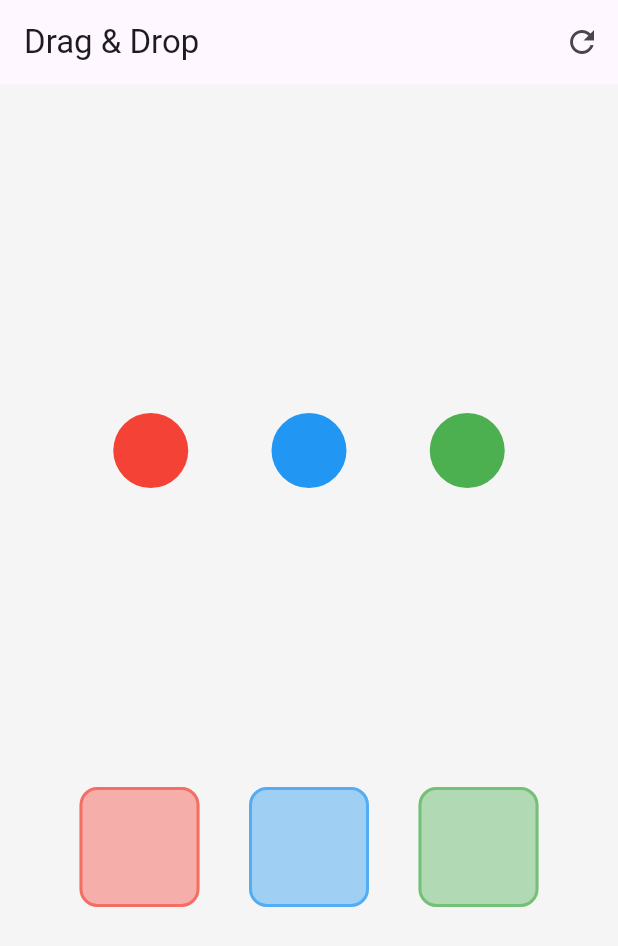
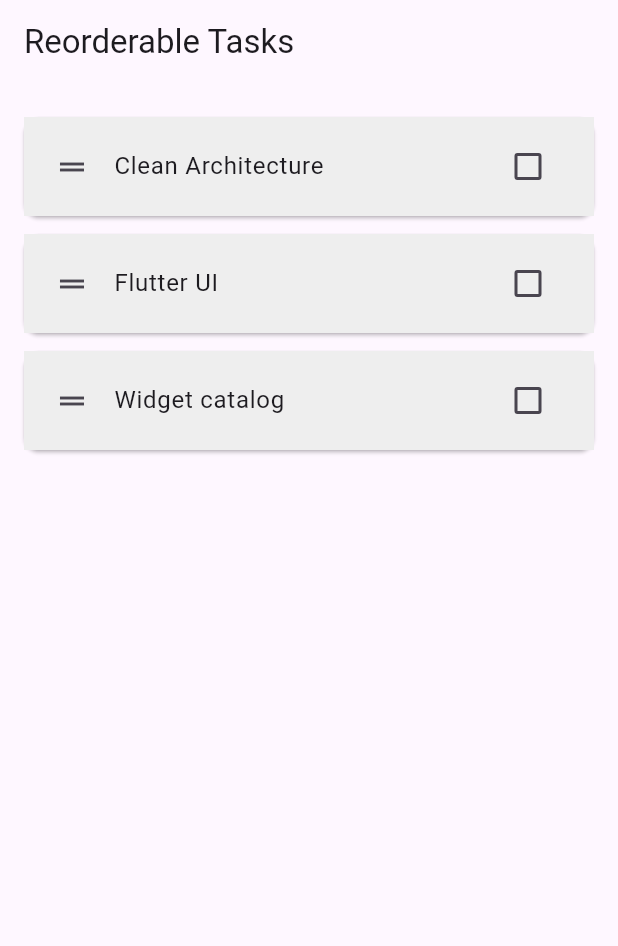
Before and after one commit to osamamohamedr1/3-ui-challenges, a Flutter app: the screen it shows after launch, on a phone screen of 412 x 824 dp. Shown: the top 946 px of the screen. Run offline on Flutter 3.47's test engine with Material 3 defaults, Android fonts, the phone set to English and light mode, and no system bars.

Commit message:
add reoarder_list and dismissible

```diff
--- /dev/null
+++ b/lib/dragable_list/list_item.dart
@@ -0,0 +1,35 @@
+import 'package:flutter/material.dart';
+import 'package:three_ui_challenges/dragable_list/reorderable_list_view.dart';
+
+class ListItem extends StatelessWidget {
+  const ListItem({super.key, required this.task, required this.onToggle});
+
+  final Task task;
+  final VoidCallback onToggle;
+
+  @override
+  Widget build(BuildContext context) {
+    return Card(
+      margin: const EdgeInsets.symmetric(vertical: 6),
+      shape: RoundedRectangleBorder(borderRadius: BorderRadius.circular(10)),
+      child: ListTile(
+        leading: const Icon(Icons.drag_handle),
+        title: Text(
+          task.title,
+          style: TextStyle(
+            decoration: task.isCompleted
+                ? TextDecoration.lineThrough
+                : TextDecoration.none,
+            color: task.isCompleted ? Colors.grey.shade600 : null,
+          ),
+        ),
+        trailing: Checkbox(
+          value: task.isCompleted,
+          onChanged: (_) => onToggle(),
+        ),
+        tileColor: Colors.grey.shade200,
+        contentPadding: const EdgeInsets.symmetric(horizontal: 20, vertical: 5),
+      ),
+    );
+  }
+}
--- /dev/null
+++ b/lib/dragable_list/reorderable_list_view.dart
@@ -0,0 +1,90 @@
+import 'package:flutter/material.dart';
+import 'package:three_ui_challenges/dragable_list/list_item.dart';
+
+class Task {
+  final String title;
+  bool isCompleted;
+
+  Task({required this.title, this.isCompleted = false});
+}
+
+class ReorderableTaskView extends StatefulWidget {
+  const ReorderableTaskView({super.key});
+
+  @override
+  State<ReorderableTaskView> createState() => _ReorderableTaskViewState();
+}
+
+class _ReorderableTaskViewState extends State<ReorderableTaskView> {
+  List<Task> tasks = [
+    Task(title: 'Clean Architecture'),
+    Task(title: 'Flutter UI'),
+    Task(title: 'Widget catalog'),
+  ];
+
+  void _toggleTaskCompletion(int index) {
+    setState(() {
+      tasks[index].isCompleted = !tasks[index].isCompleted;
+    });
+  }
+
+  void _deleteTask(int index) {
+    setState(() {
+      tasks.removeAt(index);
+    });
+  }
+
+  @override
+  Widget build(BuildContext context) {
+    return Scaffold(
+      appBar: AppBar(title: const Text('Reorderable Tasks')),
+      body: ReorderableListView.builder(
+        padding: const EdgeInsets.all(16),
+        itemCount: tasks.length,
+        itemBuilder: (context, index) {
+          return Dismissible(
+            key: ValueKey(tasks[index].title),
+            direction: DismissDirection.endToStart,
+            background: Container(
+              alignment: Alignment.centerRight,
+              padding: const EdgeInsets.symmetric(horizontal: 20),
+              color: Colors.red,
+              child: const Icon(Icons.delete, color: Colors.white, size: 30),
+            ),
+            onDismissed: (direction) {
+              final deletedTask = tasks[index];
+              final deletedIndex = index;
+              _deleteTask(index);
+              ScaffoldMessenger.of(context).showSnackBar(
+                SnackBar(
+                  content: Text('${deletedTask.title} deleted'),
+                  duration: const Duration(seconds: 4),
+                  action: SnackBarAction(
+                    label: 'UNDO',
+                    onPressed: () {
+                      setState(() {
+                        tasks.insert(deletedIndex, deletedTask);
+                      });
+                    },
+                  ),
+                ),
+              );
+            },
+            child: ListItem(
+              key: ValueKey('${tasks[index].title}_item'),
+              task: tasks[index],
+              onToggle: () => _toggleTaskCompletion(index),
+            ),
+          );
+        },
+        onReorder: (oldIndex, newIndex) {
+          setState(() {
+            if (oldIndex < newIndex) newIndex -= 1;
+            final item = tasks.removeAt(oldIndex);
+            tasks.insert(newIndex, item);
+          });
+        },
+      ),
+    );
+  }
+}
--- a/lib/main.dart
+++ b/lib/main.dart
@@ -1,5 +1,5 @@
 import 'package:flutter/material.dart';
-import 'package:three_ui_challenges/dragable_list/drag_drop.dart';
+import 'package:three_ui_challenges/dragable_list/reorderable_list_view.dart';
 
 void main() {
   runApp(const UiChallenges());
@@ -12,7 +12,7 @@ class UiChallenges extends StatelessWidget {
   Widget build(BuildContext context) {
     return MaterialApp(
       debugShowCheckedModeBanner: false,
-      home: Scaffold(body: DragDropScreen()),
+      home: Scaffold(body: ReorderableTaskView()),
     );
   }
 }
```
Also changed, not shown: lib/tatget_widget/drag_drop.dart (renamed from lib/dragable_list/drag_drop.dart).
